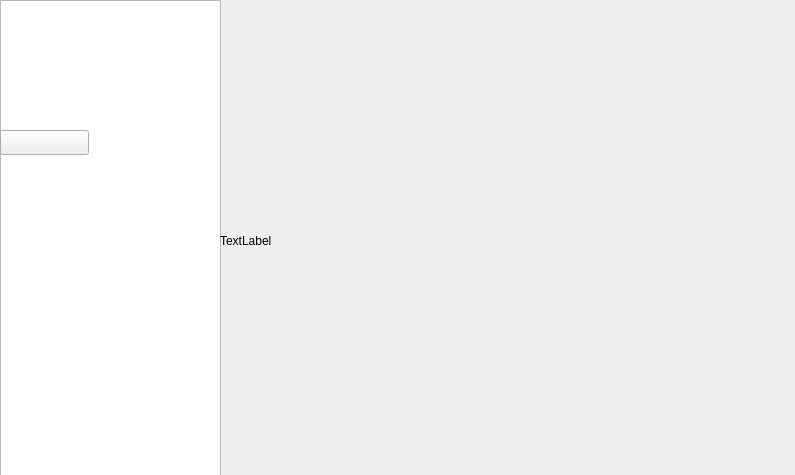
The window that cam-ui-widget/widget.ui (Code0bug/tspi_action_source) describes before a commit, drawn with Qt 5.
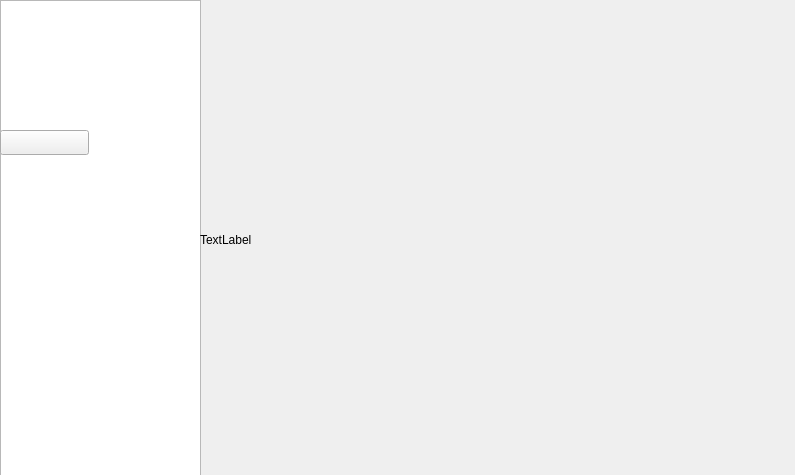
The same window after the commit. The open tabs and pages were chosen to show the change.

Patch:
```diff
--- a/cam-ui-widget/widget.ui
+++ b/cam-ui-widget/widget.ui
@@ -113,7 +113,7 @@
       <rect>
        <x>0</x>
        <y>0</y>
-       <width>221</width>
+       <width>201</width>
        <height>481</height>
       </rect>
      </property>
@@ -121,10 +121,10 @@
     <widget class="QLabel" name="video_label_2">
      <property name="geometry">
       <rect>
-       <x>220</x>
+       <x>200</x>
        <y>0</y>
-       <width>571</width>
-       <height>481</height>
+       <width>600</width>
+       <height>480</height>
       </rect>
      </property>
      <property name="text">
```
Left out of the diff: 2 changed lines with no effect on the pictures.
